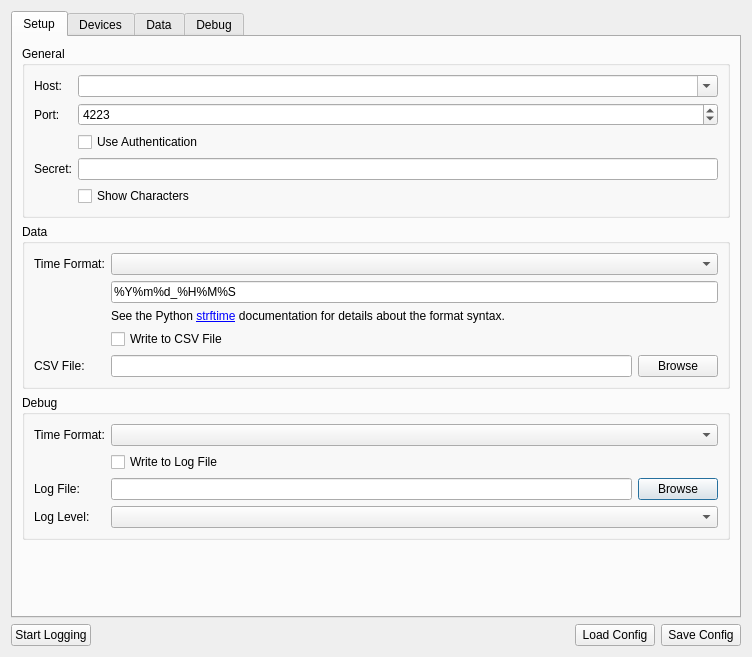
The window that src/brickv/data_logger/ui/setup_dialog.ui (Tinkerforge/brickv) describes before a commit, drawn with Qt 5.
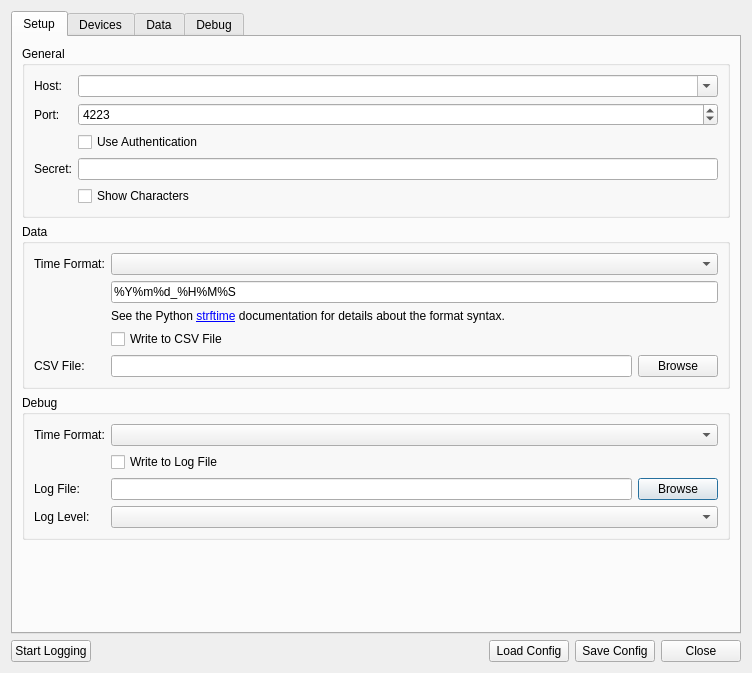
The same window after the commit.

Commit message:
Ensure that all QDialogs have a close button
Some window manager doen't provide a close button as part of the window
decoration for dialogs.

Patch:
```diff
--- a/src/brickv/data_logger/ui/setup_dialog.ui
+++ b/src/brickv/data_logger/ui/setup_dialog.ui
@@ -7,7 +7,7 @@
     <x>0</x>
     <y>0</y>
     <width>752</width>
-    <height>657</height>
+    <height>673</height>
    </rect>
   </property>
   <property name="windowTitle">
@@ -531,6 +531,13 @@
        </property>
       </widget>
      </item>
+     <item>
+      <widget class="QPushButton" name="btn_close">
+       <property name="text">
+        <string>Close</string>
+       </property>
+      </widget>
+     </item>
     </layout>
    </item>
   </layout>
```
The commit also changes 26 other files.
